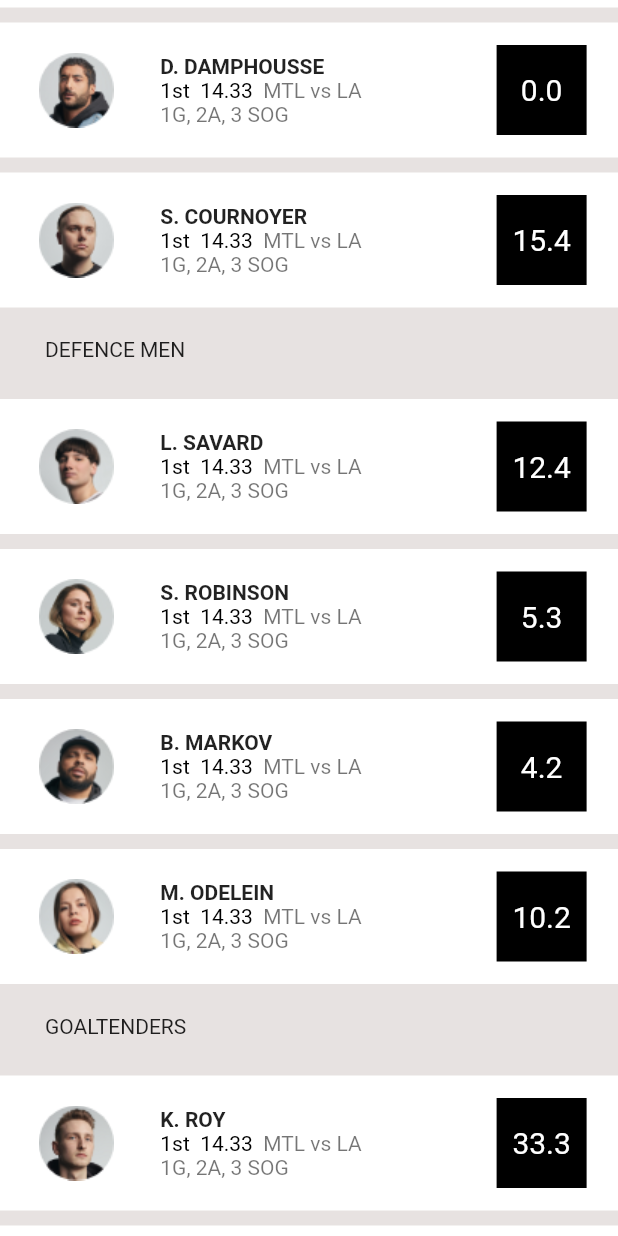
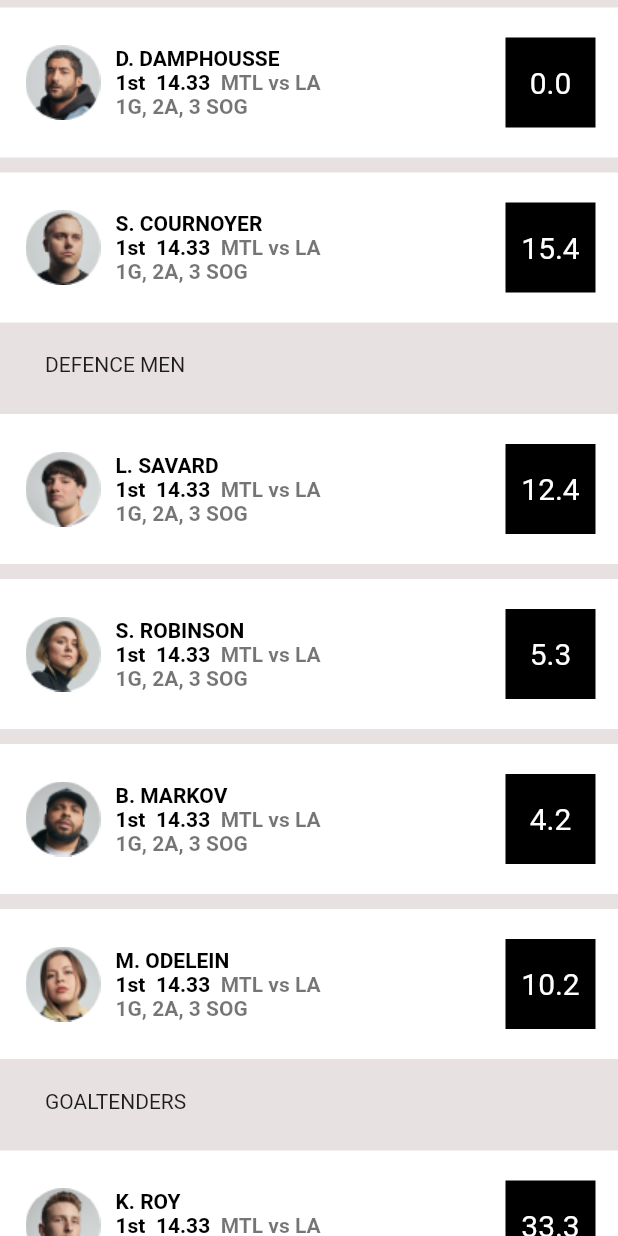
Before and after one commit to ldi-admin/fantasy_league_web, a Flutter app: the ListsPlayer screen opened directly, scrolled down 576 dp, on a phone screen of 412 x 824 dp. Run offline on Flutter 3.47's test engine with Material 2 defaults, Android fonts, the phone set to English and light mode, and no system bars.

Commit message:
Third Commit

```diff
--- a/lib/Team/List.dart
+++ b/lib/Team/List.dart
@@ -21,11 +21,15 @@ class _ListsPlayerState extends State<ListsPlayer> {
           mainAxisAlignment: MainAxisAlignment.start,
           crossAxisAlignment: CrossAxisAlignment.start,
           children: <Widget>[
+            Row(
+              mainAxisAlignment: MainAxisAlignment.center,
+              children: [
                 Container(
-              margin: EdgeInsets.symmetric(horizontal: 27,vertical: 15),
+                  width: 370,
+                  margin: EdgeInsets.symmetric(horizontal: 10,vertical: 15),
                             height:50,
                          decoration: BoxDecoration(
-                       borderRadius: BorderRadius.circular(12),
+                           borderRadius: BorderRadius.circular(10),
                            color: Colors.white,
                          ),
                          alignment: Alignment.center,
@@ -60,13 +64,13 @@ class _ListsPlayerState extends State<ListsPlayer> {
                         _value = value;
                       });
                     }),
-              ),padding: EdgeInsets.symmetric(horizontal: 20),
+                  ),padding: EdgeInsets.symmetric(horizontal: 10),
                 ),
                 Container(
                   decoration: BoxDecoration(
-                image: DecorationImage(image:AssetImage("Assests/Images/bt_secondary.png",),fit: BoxFit.cover,)
+                      image: DecorationImage(image:AssetImage("Assests/Images/bt_secondary.png",),fit: BoxFit.contain,)
                   ),
-              width: 350,
+                  width:370,
                   height: 50,
                   margin: EdgeInsets.symmetric(horizontal: 27),
                   child: FlatButton(
@@ -76,6 +80,9 @@ class _ListsPlayerState extends State<ListsPlayer> {
                     },
                   ),
                 ),
+              ],
+            ),
+
             Padding(
               padding: const EdgeInsets.only(left: 30,top: 15,bottom: 20),
               child: Text("FORWARDS"),
@@ -154,40 +161,39 @@ class PlayerCard extends StatelessWidget {
       },
       child: Container(
           color: Colors.white,
-        height:90,
+        height:100,
         margin: EdgeInsets.only(top:10,),
+        padding: EdgeInsets.symmetric(horizontal: 15),
 
         child: Row(
-mainAxisAlignment: MainAxisAlignment.spaceEvenly,
+        mainAxisAlignment: MainAxisAlignment.spaceBetween,
           crossAxisAlignment: CrossAxisAlignment.center,
           children: [
+            Row(
+              mainAxisAlignment: MainAxisAlignment.start,
+              children: [
                 Padding(
-              padding: const EdgeInsets.only(left:5),
+                  padding: const EdgeInsets.only(left:2),
                   child: Image(image: AssetImage(this.Photo),width: 50,height: 50,fit: BoxFit.cover,),
                 ),
                 Padding(
                   padding: const EdgeInsets.only(left:10.0),
-              child: Column(
-                mainAxisAlignment: MainAxisAlignment.center,
-               crossAxisAlignment: CrossAxisAlignment.start,
-               children: [
-
-                 Text(this.Name,style: TextStyle(fontWeight: FontWeight.bold,fontSize: 14),),
-                 RichText(textAlign: TextAlign.start,
-                   text: TextSpan(text: "1st ",style: TextStyle(fontSize: 14,color: Colors.black,),children: <TextSpan>[
+                  child: RichText(textAlign: TextAlign.start,
+                    text: TextSpan(text: this.Name,style: TextStyle(fontWeight: FontWeight.bold,fontSize: 14,color: Colors.black),children: <TextSpan>[
+                      TextSpan(text: "\n1st ",style: TextStyle(fontSize: 14,color: Colors.black,),),
                       TextSpan(text: " 14.33 ",style: TextStyle(fontSize: 14,color: Colors.black,),),
                       TextSpan(text: " MTL vs LA",style: TextStyle(fontSize: 14,color: Colors.black54,),),
                       TextSpan(text: "\n1G, 2A, 3 SOG",style: TextStyle(fontSize: 14,color: Colors.black54,),)
                     ]),
                   ),
+                ),
               ],
-              ),
             ),
             Container(
               margin: EdgeInsets.only(left: 69),
               height: 60,
               width: 60,
-              alignment: Alignment.centerLeft,
+
               decoration: BoxDecoration(
                 borderRadius: BorderRadius.circular(0),
                 color: Colors.black,
--- a/lib/Team/Points Distrubution.dart
+++ b/lib/Team/Points Distrubution.dart
@@ -18,6 +18,8 @@ class _PointsDistributionState extends State<PointsDistribution> {
         backgroundColor: Colors.black,
         title: Container(
           height: 80,
+          margin: EdgeInsets.only(top: 15),
+          child: Center(
             child: Row(
               mainAxisAlignment: MainAxisAlignment.spaceBetween,
               children: [
@@ -42,6 +44,7 @@ class _PointsDistributionState extends State<PointsDistribution> {
             ),
           ),
         ),
+      ),
       body: SingleChildScrollView(
         scrollDirection: Axis.vertical,
         child: Container(
@@ -54,7 +57,7 @@ class _PointsDistributionState extends State<PointsDistribution> {
                 child: Text("TEAM POINTS DISTRIBUTION",style: TextStyle(fontSize: 15,fontWeight: FontWeight.bold,color: Colors.white,letterSpacing: 2)),
               ),
               Padding(padding: const EdgeInsets.only(top:20,left: 40),
-              child: Image(image: AssetImage("Assests/Images/Repeat Grid 16.png"),),)
+              child: Image(image: AssetImage("Assests/Images/Repeat Grid 17.png"),),)
               ,Container(
                 child: ListView.builder(itemBuilder: (context,index){return PlayerStat(
                   Name: detail[index].name,
--- a/lib/Team/team.dart
+++ b/lib/Team/team.dart
@@ -25,18 +25,18 @@ class _teamState extends State<team> {
 
               indicatorWeight: 5,
               indicatorSize: TabBarIndicatorSize.label,
-              indicatorColor: Color(0xff88B588),
+              indicatorColor: Colors.white,
 
           unselectedLabelColor: Color(0xff88B588),
           tabs: [
-            Tab(child: Container(width: 120,child: Center(child: Text("    LIST    "))),),
-            Tab(child: Container(width: 120,child: Center(child: Text("    FIELD    "))),)
+            Tab(child: Container(width: 150,child: Center(child: Text("LIST")))),
+            Tab(child: Container(width: 150,child: Center(child: Text("    FIELD    "))),)
           ],
             ),
           ),
           body: TabBarView(
             children: [
-             Container(),
+            ListsPlayer(),
               Container()
             ],
           ),
--- a/pubspec.yaml
+++ b/pubspec.yaml
@@ -72,7 +72,7 @@ flutter:
     - Assests/Images/profile6.png
     - Assests/Images/profile7.png
     - Assests/Images/profile8.png
-    - Assests/Images/Repeat Grid 16.png
+    - Assests/Images/Repeat Grid 17.png
     - Assests/Images/Line1.png
     - Assests/Images/Line2.png
     - Assests/Images/Line3.png
```
Also changed, not shown: Assests/Images/Repeat Grid 17.png (added), Assests/Images/bt_secondary.png. Lines whose indentation alone changed are shown as unchanged.
